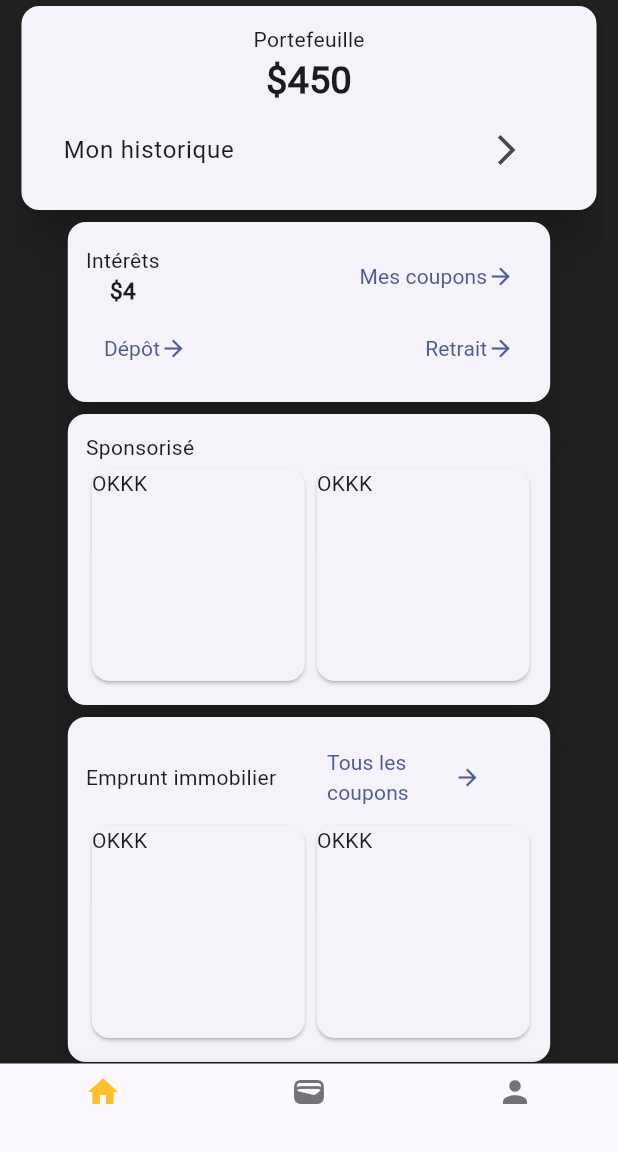
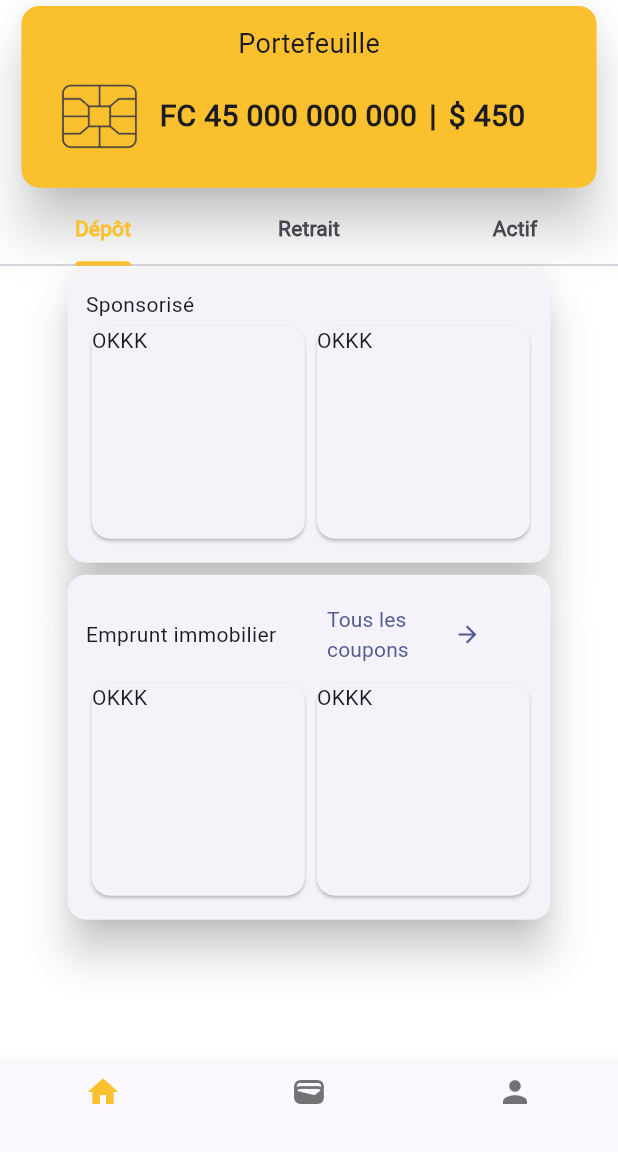
Before and after one commit to nandoys/mansa, a Flutter app: the Mansa screen opened directly, on a phone screen of 412 x 824 dp, the part 84-1236 px from its top. Run offline on Flutter 3.47's test engine with Material 3 defaults, Android fonts, the light colour scheme and no system bars; our stand-ins replace cloud_firestore, equatable, firebase_auth, firebase_core, firebase_storage, form_validator and 2 more; missing offline and left inert: awesome_card, country_list_pick, firebase_app_check; accounts and stored records are empty.

Commit message:
dasboard: build card and tabs deposit, withdraw and asset

```diff
--- a/flutter_launcher_icons.yaml
+++ b/flutter_launcher_icons.yaml
@@ -2,4 +2,6 @@ flutter_launcher_icons:
   android: true
   ios: true
   remove_alpha_ios: true
-  image_path: "assets/images/mansa.png"
+  image_path: "assets/images/chip.png"
+  adaptive_icon_background: "#212121" # only available for Android 8.0 devices and above
+  adaptive_icon_foreground: "assets/images/play_store_512.png" # only available for Android 8.0 devices and above
--- a/lib/app/ui/views/mansa.dart
+++ b/lib/app/ui/views/mansa.dart
@@ -1,4 +1,6 @@
+import 'package:awesome_card/awesome_card.dart';
 import 'package:flutter/material.dart';
+import 'package:flutter/scheduler.dart';
 
 class Mansa extends StatefulWidget {
   const Mansa({super.key});
@@ -44,9 +46,10 @@ class _MansaState extends State<Mansa> {
   @override
   Widget build(BuildContext context) {
     return Scaffold(
+      backgroundColor: Colors.white,
       appBar: AppBar(
         centerTitle: true,
-        title: Text(
+        title: const Text(
           "Mansa",
           style: TextStyle(
             //color: Colors.yellow.shade700,
@@ -74,11 +77,24 @@ class DashBoard extends StatefulWidget {
   State<DashBoard> createState() => _DashBoardState();
 }
 
-class _DashBoardState extends State<DashBoard> {
+class _DashBoardState extends State<DashBoard> with TickerProviderStateMixin {
+  final List<Tab> tabs = [
+    const Tab(text: "Dépôt",),
+    const Tab(text: "Retrait",),
+    const Tab(text: "Actif",),
+  ];
+  late final TabController _tabController;
+
+  @override
+  void initState() {
+    super.initState();
+    _tabController = TabController(length: 3, vsync: this);
+  }
+
   @override
   Widget build(BuildContext context) {
-    return Center(
-      child: LayoutBuilder(
+
+    return LayoutBuilder(
         builder: (context, constraints) {
           return SingleChildScrollView(
             child: Column(
@@ -87,90 +103,77 @@ class _DashBoardState extends State<DashBoard> {
                 SizedBox(
                   width: constraints.maxWidth * 0.95,
                   child: Card(
-                      elevation: 12.0,
+                    elevation: 15.0,
+                    color: Colors.yellow.shade700,
                     child: Padding(
                       padding: const EdgeInsets.all(12.0),
                       child: Column(
                         children: [
-                            const Text("Portefeuille"),
                           const Text(
-                              "\$450",
+                              "Portefeuille",
                             style: TextStyle(
-                                  fontSize: 25.0,
+                              fontSize: 18.0,
+                              fontWeight: FontWeight.w500
+                            ),
+                          ),
+                          Row(
+                            crossAxisAlignment: CrossAxisAlignment.center,
+                            children: [
+                              Image.asset(
+                                "assets/images/white-chip.png",
+                                width: 80,
+                              ),
+                              const Expanded(
+                                child: SingleChildScrollView(
+                                  scrollDirection: Axis.horizontal,
+                                  child: Row(
+                                    children: [
+                                      Text(
+                                        "FC 45 000 000 000",
+                                        style: TextStyle(
+                                            fontSize: 20.0,
                                             fontWeight: FontWeight.bold
                                         ),
                                       ),
-                            ListTile(
-                              title: const Text("Mon historique"),
-                              trailing: IconButton(onPressed: (){}, icon: const Icon(Icons.arrow_forward_ios)),
-                            )
+                                      Padding(
+                                        padding: EdgeInsets.symmetric(horizontal: 8.0),
+                                        child: Text(
+                                          "|",
+                                          style: TextStyle(
+                                              fontSize: 20.0,
+                                              fontWeight: FontWeight.bold
+                                          ),
+                                        ),
+                                      ),
+                                      Text(
+                                        "\$ 450",
+                                        style: TextStyle(
+                                            fontSize: 20.0,
+                                            fontWeight: FontWeight.bold
+                                        ),
+                                      ),
+                                    ],
+                                  ),
+                                ),
+                              ),
+                            ],
+                          ),
                         ],
                       ),
                     ),
                   ),
                 ),
-                  SizedBox(
-                    width: constraints.maxWidth * 0.80,
-                    child: Card(
-                      elevation: 12.0,
-                      child: Padding(
-                        padding: const EdgeInsets.all(12.0),
-                        child: Column(
-                          children: [
-                            Row(
-                              mainAxisAlignment: MainAxisAlignment.spaceBetween,
-                              children: [
-                                const Column(
-                                  children: [
-                                    Text("Intérêts"),
-                                    Text(
-                                      "\$4",
-                                      style: TextStyle(
-                                          fontSize: 15.0,
+
+                TabBar(
+                    controller: _tabController,
+                    indicatorColor: Colors.yellow.shade700,
+                    labelColor: Colors.yellow.shade700,
+                    labelStyle: const TextStyle(
                         fontWeight: FontWeight.bold
                     ),
-                                    ),
-                                  ],
-                                ),
-                                TextButton(
-                                    onPressed: (){},
-                                    child: const Row(
-                                      children: [
-                                        Text("Mes coupons"),
-                                        Icon(Icons.arrow_forward)
-                                      ],
-                                    ))
-                              ],
+                    tabs: tabs
                 ),
 
-                            Row(
-                              mainAxisAlignment: MainAxisAlignment.spaceBetween,
-                              children: [
-                                TextButton(
-                                    onPressed: (){},
-                                    child: const Row(
-                                      children: [
-                                        Text("Dépôt"),
-                                        Icon(Icons.arrow_forward)
-                                      ],
-                                    )
-                                ),
-                                TextButton(
-                                    onPressed: (){},
-                                    child: const Row(
-                                      children: [
-                                        Text("Retrait"),
-                                        Icon(Icons.arrow_forward)
-                                      ],
-                                    )
-                                )
-                              ],
-                            )
-                          ],
-                        ),
-                      ),
-                    ),
-                  ),
                 SizedBox(
                   width: constraints.maxWidth * 0.80,
                   child: Card(
@@ -254,7 +257,6 @@ class _DashBoardState extends State<DashBoard> {
             ),
           );
         }
-      ),
     );
   }
 }
--- a/lib/main.dart
+++ b/lib/main.dart
@@ -20,13 +20,13 @@ void main() async {
 
   // Activate app check after initialization, but before
   // usage of any Firebase services.
-  await FirebaseAppCheck.instance
-  // Your personal reCaptcha public key goes here:
-      .activate(
-    androidProvider: AndroidProvider.debug,
-    appleProvider: AppleProvider.debug,
-    webProvider: ReCaptchaV3Provider(kWebRecaptchaSiteKey),
-  );
+  // await FirebaseAppCheck.instance
+  // // Your personal reCaptcha public key goes here:
+  //     .activate(
+  //   androidProvider: AndroidProvider.debug,
+  //   appleProvider: AppleProvider.debug,
+  //   webProvider: ReCaptchaV3Provider(kWebRecaptchaSiteKey),
+  // );
 
   await FirebaseAuth.instance.setLanguageCode("fr");
   await FirebaseAuth.instance.useAuthEmulator('localhost', 9099);
--- a/lib/registration/ui/views/registration.dart
+++ b/lib/registration/ui/views/registration.dart
@@ -357,19 +357,16 @@ class _RegistrationPageState extends State<RegistrationPage> {
 
   Future<String?> storeFileToStorage() async {
     String? downloadUrl;
-    try {
+
     final metadata = SettableMetadata(
       contentType: 'image/jpeg',
       customMetadata: {'file-path': image!.path},
     );
+
     UploadTask uploadTask = widget._storage.ref().child("profile/${widget.uuid}").putFile(image!, metadata);
     TaskSnapshot snapshot = await uploadTask;
-      String downloadUrl = await snapshot.ref.getDownloadURL();
-      return downloadUrl;
-    } on FirebaseException catch (error) {
-      if (!mounted) return null;
-      showSnackbar(context, error.message.toString());
-    }
+    downloadUrl = await snapshot.ref.getDownloadURL();
+
     return downloadUrl;
   }
 
@@ -418,6 +415,7 @@ class _RegistrationPageState extends State<RegistrationPage> {
         setState(() {
           isLoading = false;
         });
+
       }
     }
   }
--- a/pubspec.yaml
+++ b/pubspec.yaml
@@ -57,6 +57,7 @@ dependencies:
   firebase_app_check: ^0.2.1+8
   image_picker: ^1.0.7
   firebase_storage: ^11.6.0
+  awesome_card: ^1.1.7
 
 dev_dependencies:
   flutter_test:
```
Also changed, not shown: assets/images/chip.png (added), assets/images/logo-300x300.png (added), assets/images/play_store_512.png (added), assets/images/white-chip.png (added), pubspec.lock, 35 other files. Lines whose indentation alone changed are shown as unchanged.
